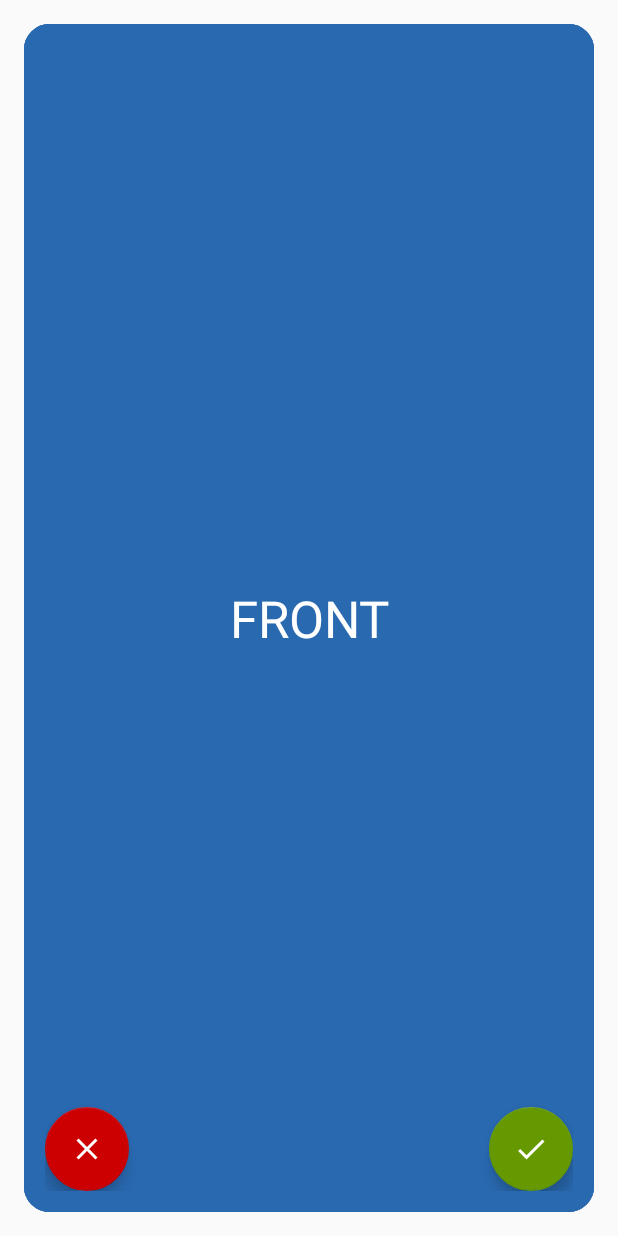
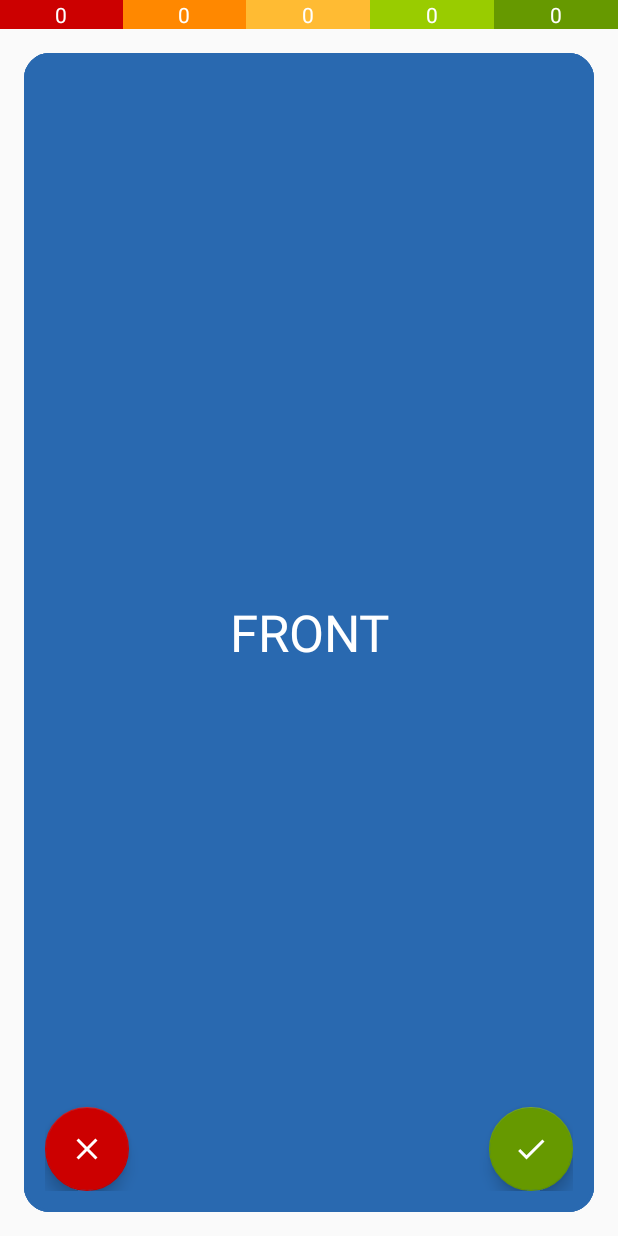
Before and after one commit to roberteverman/FourEyes, an Android app: the layout activity_flash_cards.xml on its own in the app's theme, with its tools: preview values and no code run, on a phone screen of 412 x 824 dp. Run offline under Robolectric (Android 15) with nearby library versions, the phone set to English and light mode, and no system bars.

Commit message:
Added toolbar; to do: add logic

```diff
--- a/app/src/main/java/com/keepcalmandkanji/foureyes/flashCards.java
+++ b/app/src/main/java/com/keepcalmandkanji/foureyes/flashCards.java
@@ -10,6 +10,8 @@ import android.os.Bundle;
 import android.util.DisplayMetrics;
 import android.util.Log;
 import android.view.View;
+import android.view.Window;
+import android.view.WindowManager;
 import android.widget.FrameLayout;
 import android.widget.TextView;
 import android.widget.Toast;
@@ -45,6 +47,9 @@ public class flashCards extends AppCompatActivity {
   @Override
   protected void onCreate(Bundle savedInstanceState) {
     super.onCreate(savedInstanceState);
+    requestWindowFeature(Window.FEATURE_NO_TITLE);
+    getWindow().setFlags(WindowManager.LayoutParams.FLAG_FULLSCREEN,
+            WindowManager.LayoutParams.FLAG_FULLSCREEN);
     setContentView(R.layout.activity_flash_cards);
 
     //set up database
@@ -58,6 +63,13 @@ public class flashCards extends AppCompatActivity {
     TextView bottomText = (TextView) findViewById(R.id.bottomText);
     TextView leftText = (TextView) findViewById(R.id.leftText);
     TextView rightText = (TextView) findViewById(R.id.rightText);
+
+    //get level text
+    TextView lvl1 = (TextView) findViewById(R.id.lvl1);
+    TextView lvl2 = (TextView) findViewById(R.id.lvl2);
+    TextView lvl3 = (TextView) findViewById(R.id.lvl3);
+    TextView lvl4 = (TextView) findViewById(R.id.lvl4);
+    TextView lvl5 = (TextView) findViewById(R.id.lvl5);
 
     //get data from main activity
     String selectedTable = getIntent().getStringExtra("selectedTable");
@@ -74,6 +86,8 @@ public class flashCards extends AppCompatActivity {
 
     counter = 0;
     flashcardSize = positionNumbers.length;
+
+    lvl1.setText(Integer.toString(flashcardSize));
 
     //set initial card text
     frontText.setText(databaseAccess.getItemAtPosition(selectedTable,selectedFront,getCurrentPosition()));
--- a/app/src/main/res/layout/activity_flash_cards.xml
+++ b/app/src/main/res/layout/activity_flash_cards.xml
@@ -11,39 +11,74 @@
         android:layout_width="match_parent"
         android:layout_height="match_parent">
 
-    <android.widget.RelativeLayout
-        android:layout_width="match_parent"
-        android:layout_height="match_parent"
-        android:elevation="1dp"
-        android:padding="30dp">
+        <LinearLayout
+            android:layout_width="match_parent"
+            android:layout_height="wrap_content"
+            android:id="@+id/topbar"
+            android:orientation="vertical">
 
-        <com.example.MovableFloatingActionButton
-            android:id="@+id/correct"
-            android:layout_width="wrap_content"
-            android:layout_height="wrap_content"
-            android:layout_alignParentEnd="true"
-            android:layout_alignParentBottom="true"
-            android:elevation="6dp"
-            app:backgroundTint="@android:color/holo_green_dark"
-            app:srcCompat="@drawable/correct"/>
+            <TableRow
+                android:layout_width="match_parent"
+                android:layout_height="wrap_content">
 
-        <com.example.MovableFloatingActionButton
-            android:id="@+id/incorrect"
-            android:layout_width="wrap_content"
-            android:layout_height="wrap_content"
-            android:layout_above="@+id/correct"
-            android:layout_alignParentStart="true"
-            android:layout_alignParentBottom="true"
-            android:elevation="6dp"
-            app:backgroundTint="@android:color/holo_red_dark"
-            app:srcCompat="@drawable/wrong" />
+                <TextView
+                    android:id="@+id/lvl1"
+                    android:layout_width="wrap_content"
+                    android:layout_height="wrap_content"
+                    android:layout_weight="1"
+                    android:background="@android:color/holo_red_dark"
+                    android:textColor="@android:color/white"
+                    android:text="0"
+                    android:textAlignment="center" />
 
-    </android.widget.RelativeLayout>
+                <TextView
+                    android:id="@+id/lvl2"
+                    android:layout_width="wrap_content"
+                    android:layout_height="wrap_content"
+                    android:layout_weight="1"
+                    android:background="@android:color/holo_orange_dark"
+                    android:textColor="@android:color/white"
+                    android:text="0"
+                    android:textAlignment="center" />
+
+                <TextView
+                    android:id="@+id/lvl3"
+                    android:layout_width="wrap_content"
+                    android:layout_height="wrap_content"
+                    android:layout_weight="1"
+                    android:textColor="@android:color/white"
+                    android:background="@android:color/holo_orange_light"
+                    android:text="0"
+                    android:textAlignment="center" />
+
+                <TextView
+                    android:id="@+id/lvl4"
+                    android:layout_width="wrap_content"
+                    android:layout_height="wrap_content"
+                    android:layout_weight="1"
+                    android:textColor="@android:color/white"
+                    android:background="@android:color/holo_green_light"
+                    android:text="0"
+                    android:textAlignment="center" />
+
+                <TextView
+                    android:id="@+id/lvl5"
+                    android:layout_width="wrap_content"
+                    android:layout_height="wrap_content"
+                    android:layout_weight="1"
+                    android:textColor="@android:color/white"
+                    android:background="@android:color/holo_green_dark"
+                    android:text="0"
+                    android:textAlignment="center" />
+
+            </TableRow>
+        </LinearLayout>
 
         <FrameLayout
             android:id="@+id/mainFrame"
             android:layout_width="match_parent"
-            android:layout_height="match_parent">
+            android:layout_height="match_parent"
+            android:layout_below="@+id/topbar">
 
             <FrameLayout
                 android:id="@+id/card_front_left"
@@ -109,6 +144,35 @@
 
         </FrameLayout>
 
+        <android.widget.RelativeLayout
+            android:layout_width="match_parent"
+            android:layout_height="match_parent"
+            android:elevation="1dp"
+            android:padding="30dp">
+
+            <com.example.MovableFloatingActionButton
+                android:id="@+id/correct"
+                android:layout_width="wrap_content"
+                android:layout_height="wrap_content"
+                android:layout_alignParentEnd="true"
+                android:layout_alignParentBottom="true"
+                android:elevation="6dp"
+                app:backgroundTint="@android:color/holo_green_dark"
+                app:srcCompat="@drawable/correct" />
+
+            <com.example.MovableFloatingActionButton
+                android:id="@+id/incorrect"
+                android:layout_width="wrap_content"
+                android:layout_height="wrap_content"
+                android:layout_above="@+id/correct"
+                android:layout_alignParentStart="true"
+                android:layout_alignParentBottom="true"
+                android:elevation="6dp"
+                app:backgroundTint="@android:color/holo_red_dark"
+                app:srcCompat="@drawable/wrong" />
+
+        </android.widget.RelativeLayout>
+
     </android.widget.RelativeLayout>
 
 </FrameLayout>
```
